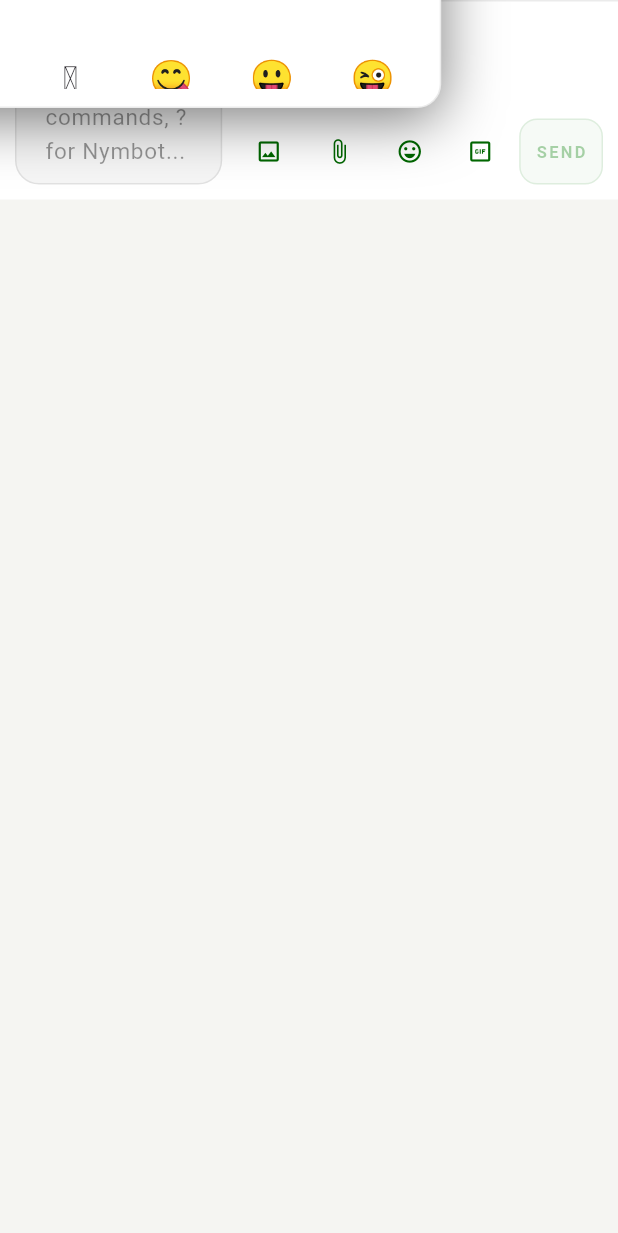
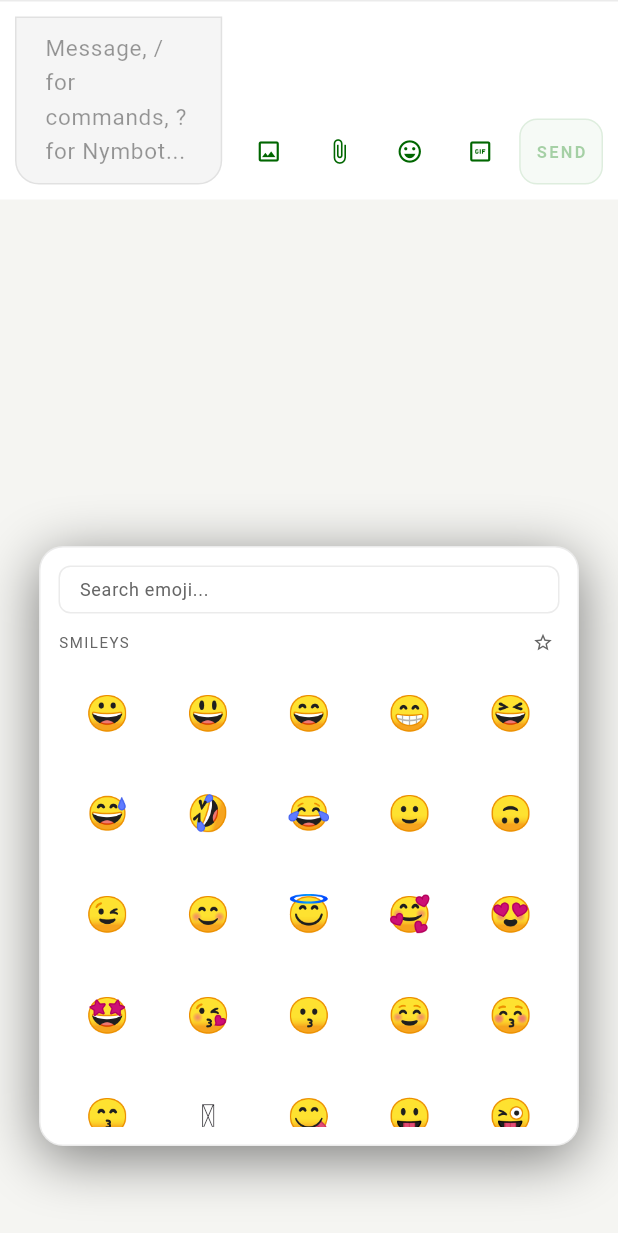
Before and after one commit to Spl0itable/flutter-app, a Flutter app: the Composer widget shown alone on an empty page, opened directly with empty values, after a tap on the "emoji emotions" icon, on a phone screen of 412 x 824 dp. Shown: the top 1233 px of the screen. Run offline on Flutter 3.47's test engine with Material 3 defaults, Android fonts, the phone set to English and light mode, and no system bars; our stand-ins replace app_links, audioplayers, cached_network_image, convert, file_picker, flutter_local_notifications and 11 more; missing offline and left inert: bech32, bip340, cryptography, flutter_webrtc, pointycastle; accounts and stored records are empty.

Commit message:
Long-press menu placement, centered pickers, multi-language glyph fallback
- Long-press quick-react/context menu (`quick_react_popup`): was pinned to the
  screen edge with a uniform full-screen dim. Now anchors at the press point
  (centered on the message's x, ~55px above it) via a layout delegate that
  clamps the whole stack fully on-screen (top/bottom/sides), so it never lands
  offscreen near the list's head or foot; and the scrim punches a rounded cutout
  over the pressed message so it stays bright while the rest dims — the PWA's
  `.long-press-highlight` spotlight.
- Emoji + GIF pickers (`composer`): on phones (<=768) they now open centered
  above the input bar (lifted over the keyboard), matching the PWA
  `.emoji-picker`/`.gif-picker` @media rule (`left:50%; translateX(-50%);
  bottom:60px`); desktop keeps the anchored-above-the-button placement.
- Multi-language: extend the text fontFamilyFallback beyond color-emoji to the
  common platform CJK / Arabic / Hebrew / Thai / Indic family names so non-Latin
  characters fall back to system fonts where present (skipped where absent).

Co-Authored-By: Claude Opus 4.8 <noreply@anthropic.com>
Claude-Session: https://claude.ai/code/session_017n6fyrqLEP65N8y6VZr5X6

```diff
--- a/lib/widgets/chat/composer.dart
+++ b/lib/widgets/chat/composer.dart
@@ -1515,6 +1515,13 @@ class _ComposerState extends ConsumerState<Composer> {
     required VoidCallback onDismiss,
     required Widget child,
   }) {
+    final media = MediaQuery.of(context);
+    // `.emoji-picker`/`.gif-picker` @media (max-width:768): `position: fixed;
+    // left: 50%; transform: translateX(-50%); bottom: 60px; max-width: 90%` —
+    // centered above the input bar on phones (vs anchored above the button on
+    // desktop, base `bottom: 100%`).
+    final isPhone = media.size.width <= NymDimens.mobileBreakpoint;
+    final picker = Material(type: MaterialType.transparency, child: child);
     return Stack(
       children: [
         Positioned.fill(
@@ -1523,6 +1530,21 @@ class _ComposerState extends ConsumerState<Composer> {
             onTap: onDismiss,
           ),
         ),
+        if (isPhone)
+          Positioned(
+            left: 8,
+            right: 8,
+            // 60px above the bar, lifted above the keyboard when it's open.
+            bottom: 60 + media.viewInsets.bottom,
+            child: Align(
+              alignment: Alignment.bottomCenter,
+              child: ConstrainedBox(
+                constraints: const BoxConstraints(maxWidth: 360),
+                child: picker,
+              ),
+            ),
+          )
+        else
           CompositedTransformFollower(
             link: link,
             targetAnchor: Alignment.topRight,
@@ -1531,10 +1553,7 @@ class _ComposerState extends ConsumerState<Composer> {
             showWhenUnlinked: false,
             child: Align(
               alignment: Alignment.bottomRight,
-            child: Material(
-              type: MaterialType.transparency,
-              child: child,
-            ),
+              child: picker,
             ),
           ),
       ],
```
Also changed, not shown: lib/core/theme/nym_theme.dart (+23 -3 lines), lib/features/reactions/quick_react_popup.dart (+76 -19 lines). Lines whose indentation alone changed are shown as unchanged.
